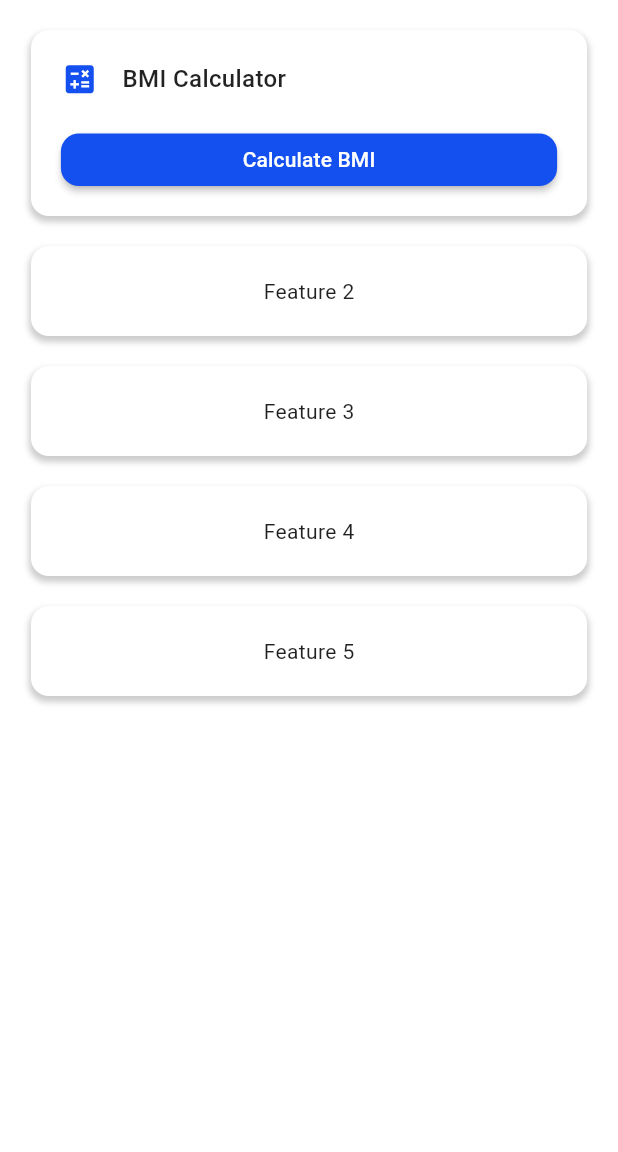
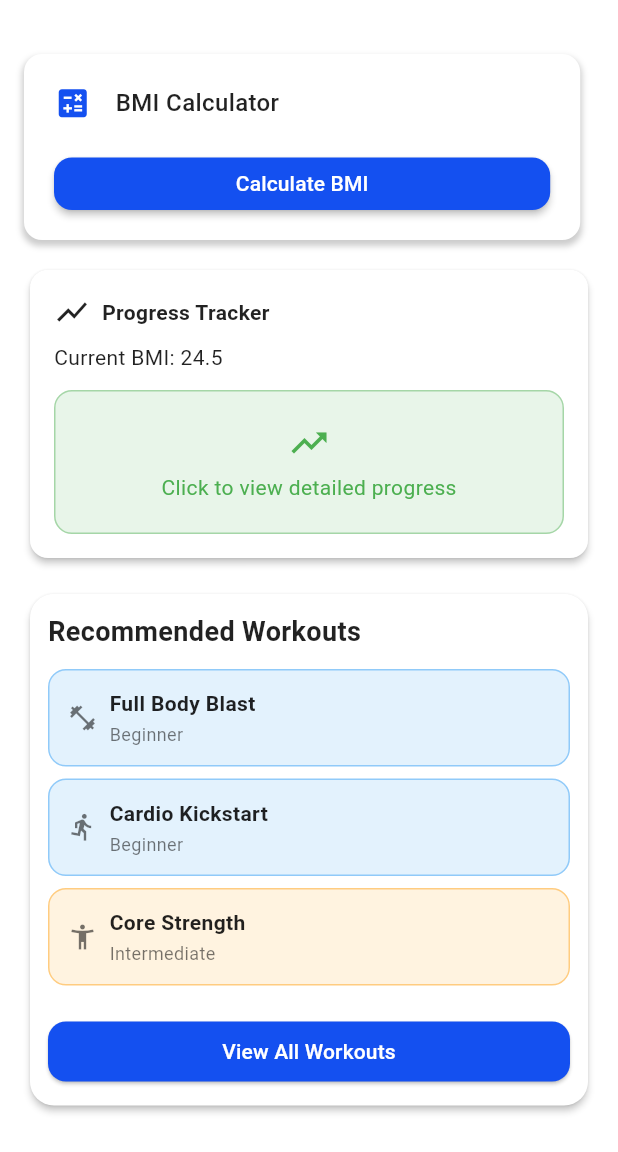
Before and after one commit to Kair1NG/FitMetricsApp, a Flutter app: the screen it shows after launch, on a phone screen of 412 x 824 dp, the part 84-1236 px from its top. Run offline on Flutter 3.47's test engine with Material 3 defaults, Android fonts, the phone set to English and light mode, and no system bars; our stand-ins replace fl_chart; Roboto replaces fonts that are missing (ShatellSans).

Commit message:
Update home.dart

```diff
--- a/fit_metrics/lib/screens/home.dart
+++ b/fit_metrics/lib/screens/home.dart
@@ -2,6 +2,8 @@ import 'package:fit_metrics/common/helpers/container_extensions.dart';
 import 'package:fit_metrics/common/widgets/app_bar.dart';
 import 'package:fit_metrics/common/widgets/drawer.dart';
 import 'package:fit_metrics/screens/bmi_calculator_screen.dart';
+import 'package:fit_metrics/screens/progress_bmi_screen.dart';
+import 'recommendedworkouts.dart';
 import 'package:flutter/material.dart';
 
 class Home extends StatelessWidget {
@@ -9,30 +11,48 @@ class Home extends StatelessWidget {
   Widget build(BuildContext context) {
     final ColorScheme colorScheme = Theme.of(context).colorScheme;
 
+    final List<Map<String, dynamic>> workouts = [
+      {
+        "title": "Full Body Blast",
+        "level": "Beginner",
+        "icon": Icons.fitness_center,
+        "color": Colors.blue[50],
+        "border": Colors.blue[200],
+      },
+      {
+        "title": "Cardio Kickstart",
+        "level": "Beginner",
+        "icon": Icons.directions_run,
+        "color": Colors.blue[50],
+        "border": Colors.blue[200],
+      },
+      {
+        "title": "Core Strength",
+        "level": "Intermediate",
+        "icon": Icons.accessibility_new,
+        "color": Colors.orange[50],
+        "border": Colors.orange[200],
+      },
+    ];
+
     return Scaffold(
       backgroundColor: colorScheme.surface,
       appBar: CommonAppBar(),
       drawer: CommonDrawer(),
-      body: Center(
-        // This container serves as the main content area
-        child: Container(
-          alignment: Alignment.center,
+      body: SingleChildScrollView(
+        padding: const EdgeInsets.all(16),
+        child: Column(
+          crossAxisAlignment: CrossAxisAlignment.start,
+          children: [
 
-          // ALL the features within this column
-          child: Column(
-            children: [
-              // BMI Calculator
+            // FEATURES
             context.styledContainer(
               child: Column(
                 children: [
                   Row(
                     children: [
-                        Icon(
-                          Icons.calculate,
-                          size: 25,
-                          color: colorScheme.primary,
-                        ),
-                        SizedBox(width: 16),
+                      Icon(Icons.calculate, size: 25, color: colorScheme.primary),
+                      const SizedBox(width: 16),
                       Text(
                         'BMI Calculator',
                         style: TextStyle(
@@ -43,41 +63,168 @@ class Home extends StatelessWidget {
                       ),
                     ],
                   ),
-                    SizedBox(height: 24),
+                  const SizedBox(height: 24),
                   SizedBox(
                     height: 35,
                     child: ElevatedButton(
                       onPressed: () {
                         Navigator.push(
                           context,
-                            MaterialPageRoute(
-                              builder: (context) => BMICalculatorScreen(),
-                            ),
+                          MaterialPageRoute(builder: (context) => BMICalculatorScreen()),
                         );
                       },
                       style: context.styledElevatedButton().style,
-                        child: Text('Calculate BMI'),
+                      child: const Text('Calculate BMI'),
                     ),
                   ),
                 ],
               ),
             ),
-              context.styledContainer(
-                child: Column(children: [Text('Feature 2')]),
+
+            const SizedBox(height: 16),
+
+            // PROGRESS CHART
+            Card(
+              shape: RoundedRectangleBorder(borderRadius: BorderRadius.circular(12)),
+              elevation: 2,
+              child: Padding(
+                padding: const EdgeInsets.all(16),
+                child: Column(
+                  crossAxisAlignment: CrossAxisAlignment.start,
+                  children: [
+                    const Row(
+                      children: [
+                        Icon(Icons.show_chart),
+                        SizedBox(width: 8),
+                        Text("Progress Tracker", style: TextStyle(fontWeight: FontWeight.w600)),
+                      ],
                     ),
-              context.styledContainer(
-                child: Column(children: [Text('Feature 3')]),
+                    const SizedBox(height: 8),
+                    const Text("Current BMI: 24.5"),
+                    const SizedBox(height: 12),
+                    GestureDetector(
+                      onTap: () {
+                        Navigator.push(
+                          context,
+                          MaterialPageRoute(builder: (_) => const ProgressBMIScreen()),
+                        );
+                      },
+                      child: Container(
+                        width: double.infinity,
+                        padding: const EdgeInsets.all(20),
+                        decoration: BoxDecoration(
+                          color: Colors.green.shade50,
+                          borderRadius: BorderRadius.circular(12),
+                          border: Border.all(color: Colors.green.shade200),
                         ),
-              context.styledContainer(
-                child: Column(children: [Text('Feature 4')]),
-              ),
-              context.styledContainer(
-                child: Column(children: [Text('Feature 5')]),
+                        child: const Center(
+                          child: Column(
+                            children: [
+                              Icon(Icons.trending_up, color: Colors.green, size: 28),
+                              SizedBox(height: 6),
+                              Text(
+                                "Click to view detailed progress",
+                                style: TextStyle(color: Colors.green),
                               ),
                             ],
                           ),
                         ),
                       ),
+                    ),
+                  ],
+                ),
+              ),
+            ),
+
+            const SizedBox(height: 16),
+
+            // RECOMMENDED WORKOUTS
+            Card(
+              shape: RoundedRectangleBorder(borderRadius: BorderRadius.circular(16)),
+              elevation: 2,
+              child: Padding(
+                padding: const EdgeInsets.all(12),
+                child: Column(
+                  crossAxisAlignment: CrossAxisAlignment.start,
+                  children: [
+                    const Text(
+                      "Recommended Workouts",
+                      style: TextStyle(fontSize: 18, fontWeight: FontWeight.bold),
+                    ),
+                    const SizedBox(height: 12),
+
+                    Column(
+                      children: workouts.map((w) {
+                        return Container(
+                          margin: const EdgeInsets.only(bottom: 8),
+                          padding: const EdgeInsets.all(12),
+                          decoration: BoxDecoration(
+                            color: w["color"],
+                            borderRadius: BorderRadius.circular(12),
+                            border: Border.all(color: w["border"]),
+                          ),
+                          child: Row(
+                            children: [
+                              Icon(w["icon"], size: 20, color: Colors.black54),
+                              const SizedBox(width: 8),
+                              Column(
+                                crossAxisAlignment: CrossAxisAlignment.start,
+                                children: [
+                                  Text(
+                                    w["title"],
+                                    style: const TextStyle(
+                                      fontWeight: FontWeight.bold,
+                                      fontSize: 14,
+                                    ),
+                                  ),
+                                  const SizedBox(height: 2),
+                                  Text(
+                                    w["level"],
+                                    style: const TextStyle(
+                                      fontSize: 12,
+                                      color: Colors.black54,
+                                    ),
+                                  ),
+                                ],
+                              ),
+                            ],
+                          ),
+                        );
+                      }).toList(),
+                    ),
+
+                    const SizedBox(height: 12),
+
+                  SizedBox(
+                      width: double.infinity,
+                      child: ElevatedButton(
+                        style: ElevatedButton.styleFrom(
+                          backgroundColor: Theme.of(context).colorScheme.primary,
+                          shape: RoundedRectangleBorder(
+                            borderRadius: BorderRadius.circular(12),
+                          ),
+                        ),
+                        onPressed: () {
+                          Navigator.push(
+                            context,
+                            MaterialPageRoute(builder: (context) => const WorkoutLibraryScreen()),
+                          );
+                        },
+                        child: const Text(
+                          "View All Workouts",
+                          style: TextStyle(
+                            color: Colors.white,
+                          ),
+                        ),
+                      ),
+                    )
+                  ],
+                ),
+              ),
+            ),
+          ],
+        ),
+      ),
     );
   }
 }
--- a/fit_metrics/lib/screens/progress_bmi_screen.dart
+++ b/fit_metrics/lib/screens/progress_bmi_screen.dart
@@ -2,6 +2,7 @@ import 'package:flutter/material.dart';
 import '/widgets/progress_bmi_stat_card.dart';
 import '/widgets/weekly_progress_list.dart';
 import '/widgets/progress_bmi_chart.dart';
+import 'package:fit_metrics/common/widgets/app_bar.dart';
 
 class ProgressBMIScreen extends StatelessWidget {
   const ProgressBMIScreen({super.key});
@@ -22,9 +23,9 @@ class ProgressBMIScreen extends StatelessWidget {
     ];
 
     return Scaffold(
-      appBar: AppBar(
-        backgroundColor: const Color.fromARGB(255, 20, 80, 240),
-        title: const Text("BMI Progress"),
+      appBar: const CommonAppBar(
+        title: "BMI Progress",
+        icon: Icons.show_chart,
       ),
       body: SingleChildScrollView(
         padding: const EdgeInsets.all(16.0),
```
Lines whose indentation alone changed are shown as unchanged.
